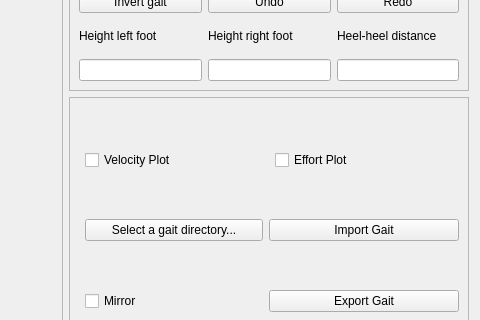
Qt form march_rqt_gait_generator/resource/gait_generator.ui (project-march/ProjectMarch) before a commit; both pictures show x 617 to 1097 and y 160 to 480 of the 1097 by 754 pixel window.
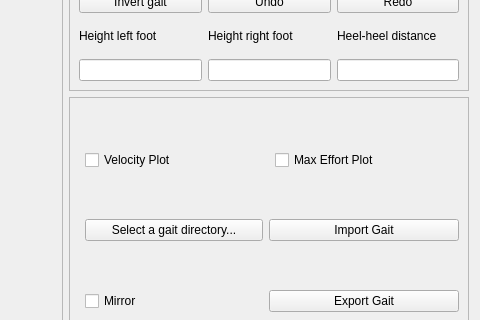
The same form after that commit.

Commit message: Change name to Max Effort Plot

Patch:
```diff
--- a/march_rqt_gait_generator/resource/gait_generator.ui
+++ b/march_rqt_gait_generator/resource/gait_generator.ui
@@ -262,7 +262,7 @@
       <item row="0" column="4">
        <widget class="QCheckBox" name="effort_plot_check_box">
         <property name="text">
-         <string>Effort Plot</string>
+         <string>Max Effort Plot</string>
         </property>
        </widget>
       </item>
```
